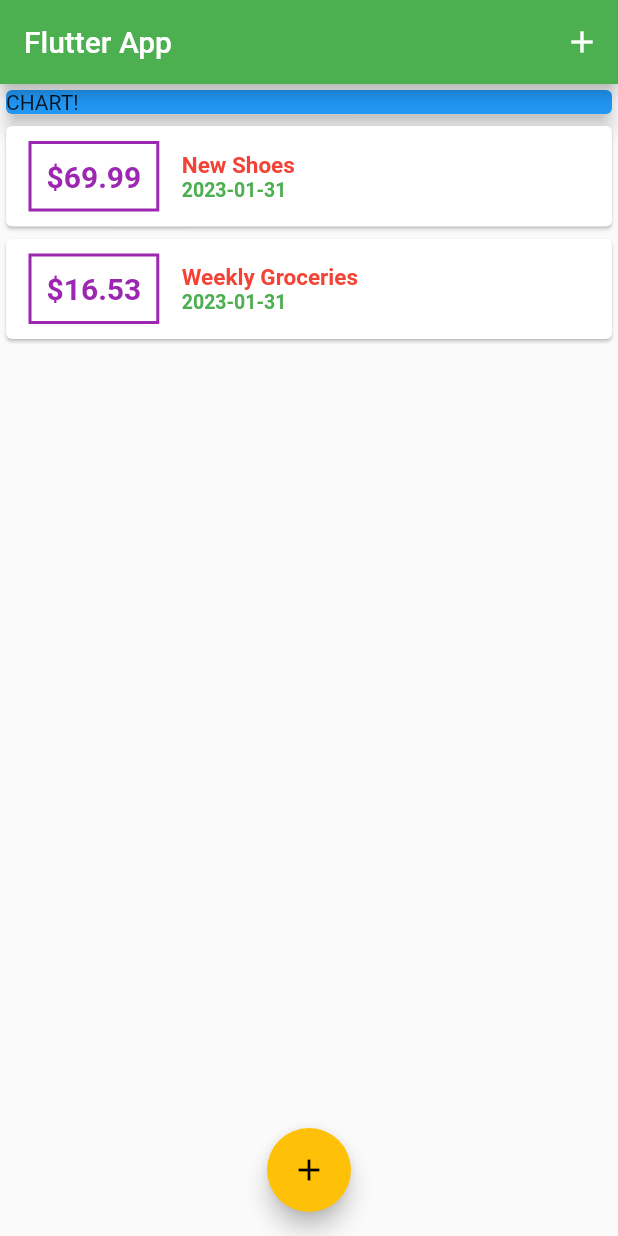
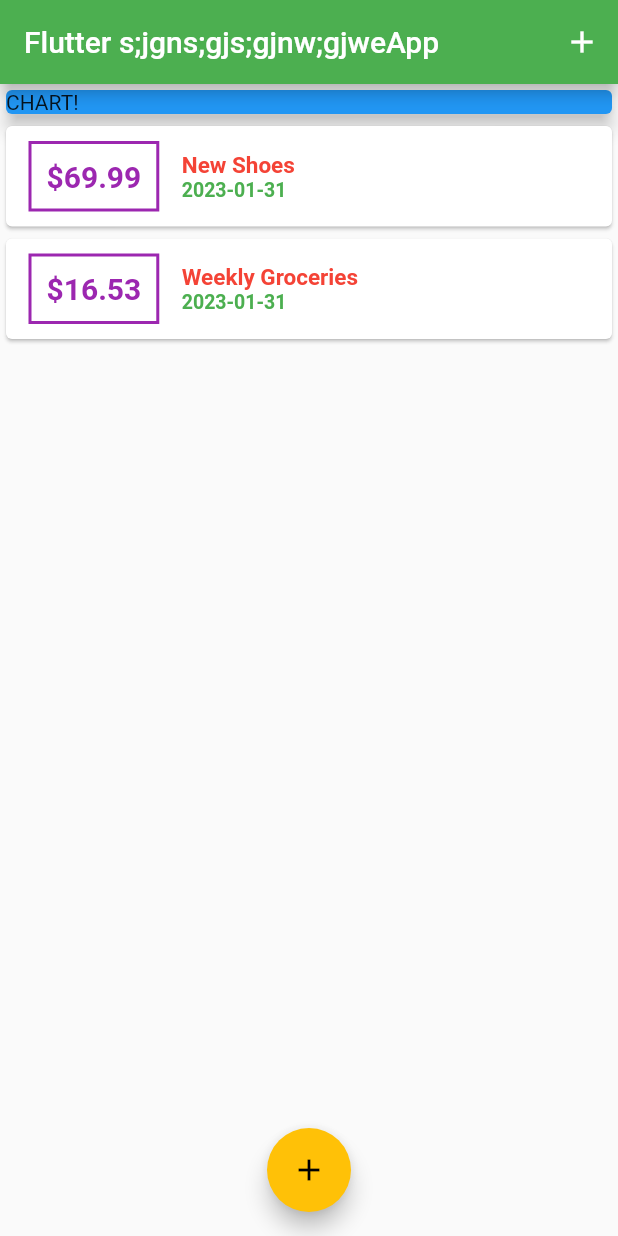
Before and after one commit to OthmanHaba/Transaction-App, a Flutter app: the screen it shows after launch, on a phone screen of 412 x 824 dp. Run offline on Flutter 3.47's test engine with Material 2 defaults, Android fonts, the phone set to English and light mode, and no system bars.

Commit message:
change the title

```diff
--- a/lib/main.dart
+++ b/lib/main.dart
@@ -73,7 +73,7 @@ class _MyHomePageState extends State<MyHomePage> {
   Widget build(BuildContext context) {
     return Scaffold(
       appBar: AppBar(
-        title: Text('Flutter App'),
+        title: Text('Flutter s;jgns;gjs;gjnw;gjweApp'),
         actions: <Widget>[
           IconButton(
             icon: Icon(Icons.add),
```
